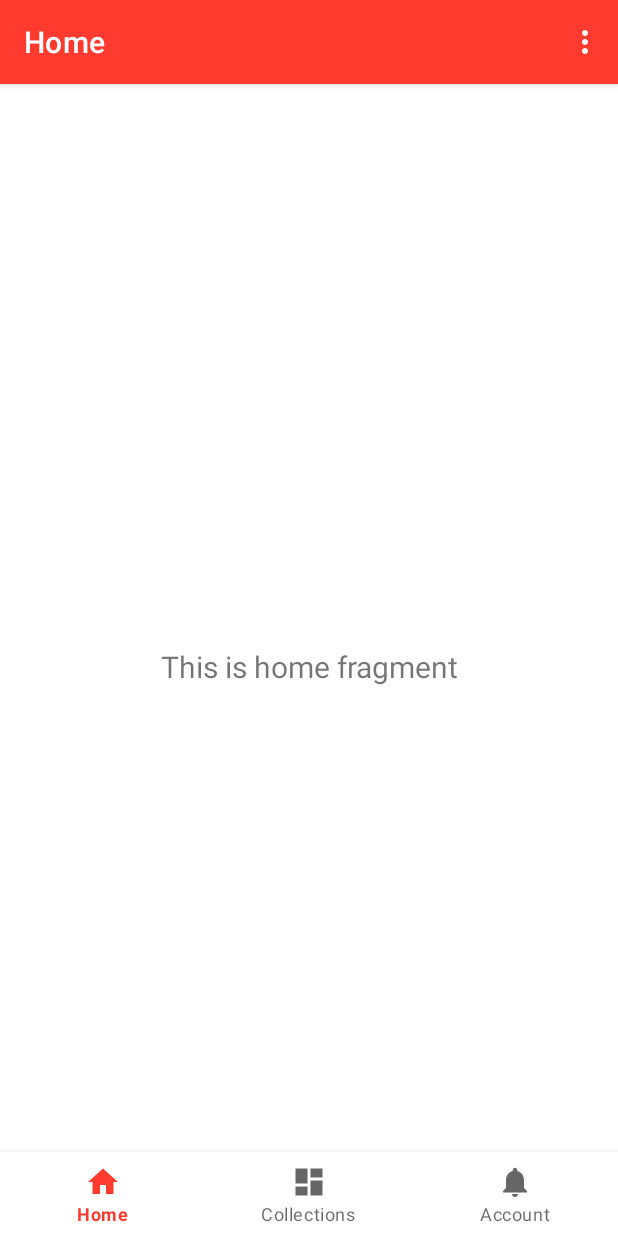
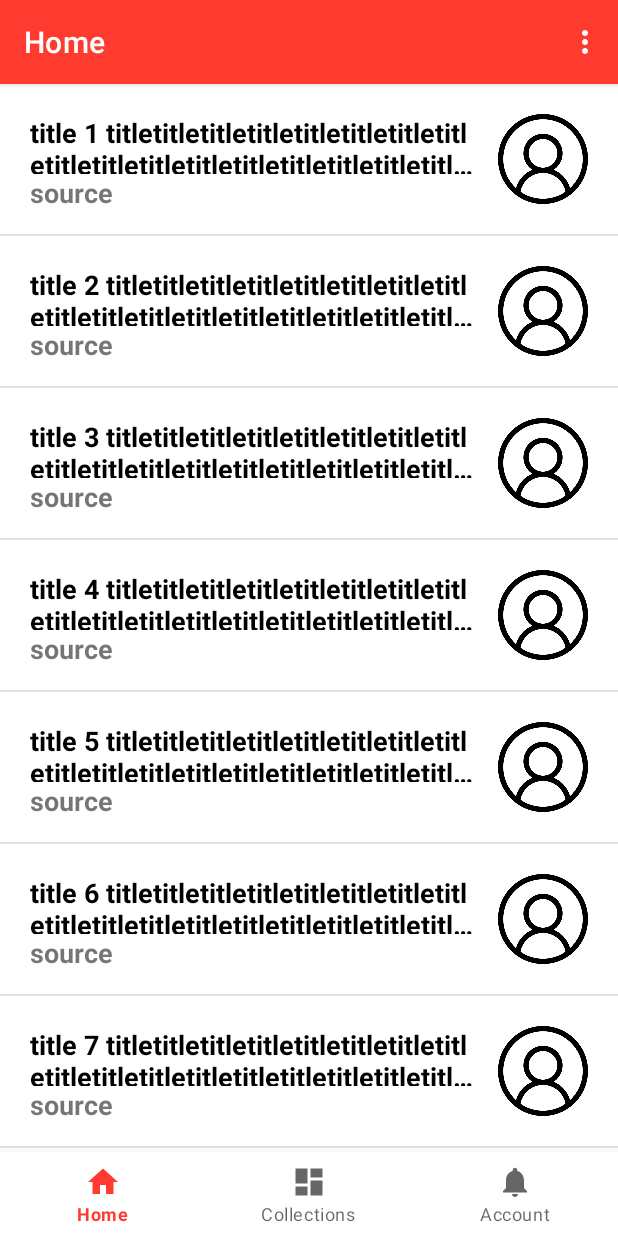
Before and after one commit to expanser/ITMD555FinalProject, an Android app: the HomeFragment screen opened directly, with no data from a screen before it, in the options menu, after a tap on "All", on a phone screen of 412 x 824 dp. Run offline under Robolectric (Android 15) with nearby library versions, the light colour scheme and no system bars; our stand-ins replace navigation-ui.

Commit message:
add home page

```diff
--- /dev/null
+++ b/app/src/main/java/com/example/followup/NewsAdapter.java
@@ -0,0 +1,63 @@
+package com.example.followup;
+
+import android.content.Context;
+import android.view.LayoutInflater;
+import android.view.View;
+import android.view.ViewGroup;
+import android.widget.BaseAdapter;
+import android.widget.ImageView;
+import android.widget.TextView;
+
+import java.util.ArrayList;
+
+public class NewsAdapter extends BaseAdapter {
+
+    private Context mContext;
+    private LayoutInflater mInflator;
+    private ArrayList<NewsItem> newsSource = new ArrayList<>();
+
+    public NewsAdapter(Context c) {
+        mContext = c;
+        mInflator = (LayoutInflater)
+                mContext.getSystemService(Context.LAYOUT_INFLATER_SERVICE);
+
+        for (int i = 0; i < 10; i++) {
+            newsSource.add(new NewsItem("title " + (i + 1) + " titletitletitletitletitletitletitletitletitletitletitletitletitletitletitletitletitletitletitletitletitle", "source", "date", R.drawable.avatar));
+        }
+    }
+
+
+    @Override
+    public int getCount() {
+        return newsSource.size();
+    }
+
+    @Override
+    public Object getItem(int position) { return newsSource.get(position); }
+
+    @Override
+    public long getItemId(int position) { return position; }
+
+    @Override
+    public View getView(int position, View convertView, ViewGroup
+            parent)
+    {
+        ImageView thumbnail;
+        TextView title;
+        TextView source;
+
+        if(convertView == null) {
+            convertView = mInflator.inflate(R.layout.news_item_layout,
+                    parent,false);
+        }
+
+        thumbnail = convertView.findViewById(R.id.newsThumb);
+        thumbnail.setImageResource(newsSource.get(position).getThumbnail());
+        title = convertView.findViewById(R.id.newsTitle);
+        title.setText(newsSource.get(position).getTitle());
+        source = convertView.findViewById(R.id.newsSource);
+        source.setText(newsSource.get(position).getSource());
+
+        return convertView;
+    }
+}
--- /dev/null
+++ b/app/src/main/java/com/example/followup/NewsItem.java
@@ -0,0 +1,49 @@
+package com.example.followup;
+
+public class NewsItem {
+
+    String title;
+    String source;
+    String createTime;
+    int thumbnail;
+
+    public NewsItem(String title, String source, String createTime, int thumbnail) {
+
+        this.title = title;
+        this.source = source;
+        this.createTime = createTime;
+        this.thumbnail = thumbnail;
+    }
+
+    public String getTitle() {
+        return title;
+    }
+
+    public void setTitle(String title) {
+        this.title = title;
+    }
+
+    public String getSource() {
+        return source;
+    }
+
+    public void setSource(String artist) {
+        this.source = artist;
+    }
+
+    public String getCreateTime() {
+        return createTime;
+    }
+
+    public void setCreateTime(String price) {
+        this.createTime = price;
+    }
+
+    public int getThumbnail() {
+        return thumbnail;
+    }
+
+    public void setThumbnail(int thumbnail) {
+        this.thumbnail = thumbnail;
+    }
+}
--- a/app/src/main/java/com/example/followup/ui/home/HomeFragment.java
+++ b/app/src/main/java/com/example/followup/ui/home/HomeFragment.java
@@ -1,13 +1,15 @@
 package com.example.followup.ui.home;
 
 import android.os.Bundle;
+import android.util.Log;
 import android.view.LayoutInflater;
 import android.view.Menu;
 import android.view.MenuInflater;
 import android.view.MenuItem;
 import android.view.View;
 import android.view.ViewGroup;
-import android.widget.TextView;
+import android.widget.AdapterView;
+import android.widget.ListView;
 
 import androidx.annotation.NonNull;
 import androidx.core.view.MenuHost;
@@ -17,6 +19,7 @@ import androidx.lifecycle.Lifecycle;
 import androidx.lifecycle.LifecycleOwner;
 import androidx.lifecycle.ViewModelProvider;
 
+import com.example.followup.NewsAdapter;
 import com.example.followup.R;
 import com.example.followup.databinding.FragmentHomeBinding;
 
@@ -32,15 +35,32 @@ public class HomeFragment extends Fragment implements MenuProvider, LifecycleOwn
         binding = FragmentHomeBinding.inflate(inflater, container, false);
         View root = binding.getRoot();
 
-        final TextView textView = binding.textHome;
-        homeViewModel.getText().observe(getViewLifecycleOwner(), textView::setText);
-
         //add menu
         MenuHost menuHost = requireActivity();
         LifecycleOwner owner = getViewLifecycleOwner();
         menuHost.addMenuProvider(this, owner, Lifecycle.State.RESUMED);
 
         return root;
+    }
+
+    @Override
+    public void onActivityCreated(Bundle savedInstanceState) {
+        super.onActivityCreated(savedInstanceState);
+        //add list
+        ListView mListView = getView().findViewById(R.id.news_list);
+        mListView.setAdapter(new NewsAdapter(this.getContext()));
+
+        mListView.setOnItemClickListener(new AdapterView.OnItemClickListener() {
+
+            @Override
+            public void onItemClick(AdapterView arg0, View arg1, int
+                    position,long arg3) {
+                Log.i("click", String.valueOf(position));
+//                Intent i = new Intent(getActivity().getApplicationContext(), NewsDetail.class);
+//                i.putExtra("position", position);
+//                startActivity(i);
+            }
+        });
     }
 
     @Override
--- a/app/src/main/res/layout/fragment_home.xml
+++ b/app/src/main/res/layout/fragment_home.xml
@@ -6,17 +6,11 @@
     android:layout_height="match_parent"
     tools:context=".ui.home.HomeFragment">
 
-    <TextView
-        android:id="@+id/text_home"
-        android:layout_width="match_parent"
-        android:layout_height="wrap_content"
-        android:layout_marginStart="8dp"
-        android:layout_marginTop="8dp"
-        android:layout_marginEnd="8dp"
-        android:textAlignment="center"
-        android:textSize="20sp"
-        app:layout_constraintBottom_toBottomOf="parent"
-        app:layout_constraintEnd_toEndOf="parent"
-        app:layout_constraintStart_toStartOf="parent"
-        app:layout_constraintTop_toTopOf="parent" />
+    <ListView xmlns:android="http://schemas.android.com/apk/res/android"
+        android:id="@+id/news_list"
+        android:layout_marginBottom="50dp"
+        android:layout_width="fill_parent"
+        android:layout_height="fill_parent">
+    </ListView>
+
 </androidx.constraintlayout.widget.ConstraintLayout>
--- /dev/null
+++ b/app/src/main/res/layout/news_item_layout.xml
@@ -0,0 +1,41 @@
+<?xml version="1.0" encoding="utf-8"?>
+<RelativeLayout xmlns:android="http://schemas.android.com/apk/res/android"
+    android:layout_width="match_parent" android:layout_height="100dip">
+
+    <LinearLayout xmlns:android="http://schemas.android.com/apk/res/android"
+        android:layout_width="match_parent"
+        android:layout_height="match_parent"
+        android:layout_marginTop="20dip"
+        android:orientation="vertical">
+
+        <TextView
+            android:id="@+id/newsTitle"
+            android:layout_width="300dp"
+            android:layout_height="40dp"
+            android:layout_centerVertical="true"
+            android:layout_marginLeft="20dip"
+            android:ellipsize="end"
+            android:lines="2"
+            android:textColor="@color/black"
+            android:textSize="18dip"
+            android:textStyle="bold" />
+        <TextView
+            android:id="@+id/newsSource"
+            android:layout_width="300dp"
+            android:layout_height="20dp"
+            android:layout_centerVertical="true"
+            android:layout_marginLeft="20dip"
+            android:ellipsize="end"
+            android:singleLine="true"
+            android:textSize="18dip"
+            android:textStyle="bold" />
+    </LinearLayout>
+
+    <ImageView
+        android:id="@+id/newsThumb"
+        android:layout_marginRight="20dip"
+        android:layout_width="60dip"
+        android:layout_height="60dip"
+        android:layout_centerVertical="true"
+        android:layout_alignParentRight="true"/>
+</RelativeLayout>
```
